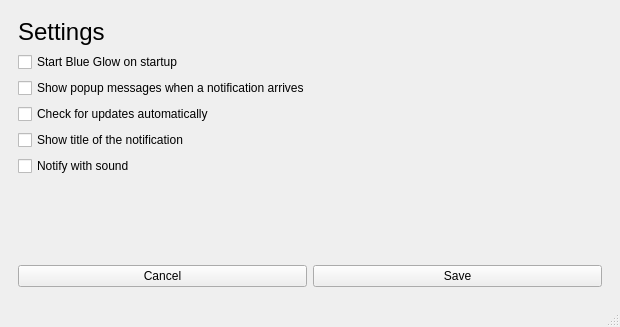
Before: the Qt Designer form mainwindow.ui in antony-jr/blue-glow, drawn with Qt 5.
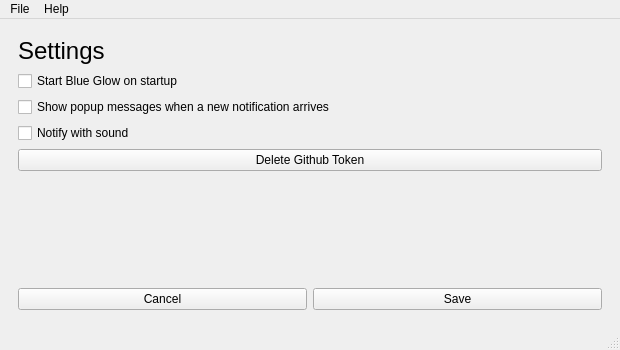
After: the same form once the commit is applied. The open tabs and pages were chosen to show the change. Icons and pictures are not drawn.

Diff of the .ui file:
```diff
--- a/mainwindow.ui
+++ b/mainwindow.ui
@@ -7,19 +7,19 @@
     <x>0</x>
     <y>0</y>
     <width>620</width>
-    <height>327</height>
+    <height>350</height>
    </rect>
   </property>
   <property name="minimumSize">
    <size>
     <width>620</width>
-    <height>325</height>
+    <height>350</height>
    </size>
   </property>
   <property name="maximumSize">
    <size>
     <width>620</width>
-    <height>327</height>
+    <height>357</height>
    </size>
   </property>
   <property name="windowTitle">
@@ -81,40 +81,20 @@
        <layout class="QGridLayout" name="gridLayout_4">
         <item row="0" column="0">
          <layout class="QGridLayout" name="SettingsGridLayout">
-          <item row="6" column="0" colspan="2">
-           <spacer name="verticalSpacer">
-            <property name="orientation">
-             <enum>Qt::Vertical</enum>
+          <item row="6" column="1">
+           <widget class="QPushButton" name="okBtn">
+            <property name="text">
+             <string>Save</string>
             </property>
-            <property name="sizeHint" stdset="0">
-             <size>
-              <width>20</width>
-              <height>40</height>
-             </size>
-            </property>
-           </spacer>
+           </widget>
           </item>
-          <item row="7" column="0">
+          <item row="6" column="0">
            <widget class="QPushButton" name="cancelBtn">
             <property name="text">
              <string>Cancel</string>
             </property>
            </widget>
           </item>
-          <item row="4" column="0" colspan="2">
-           <widget class="QCheckBox" name="showTitleOfNotification">
-            <property name="text">
-             <string>Show title of the notification</string>
-            </property>
-           </widget>
-          </item>
-          <item row="3" column="0" colspan="2">
-           <widget class="QCheckBox" name="checkUpdatesAuto">
-            <property name="text">
-             <string>Check for updates automatically</string>
-            </property>
-           </widget>
-          </item>
           <item row="1" column="0" colspan="2">
            <widget class="QCheckBox" name="startOnStartup">
             <property name="text">
@@ -122,10 +102,17 @@
             </property>
            </widget>
           </item>
-          <item row="7" column="1">
-           <widget class="QPushButton" name="okBtn">
+          <item row="2" column="0" colspan="2">
+           <widget class="QCheckBox" name="showPopupMsg">
             <property name="text">
-             <string>Save</string>
+             <string>Show popup messages when a new notification arrives</string>
+            </property>
+           </widget>
+          </item>
+          <item row="3" column="0" colspan="2">
+           <widget class="QCheckBox" name="notifyWithSound">
+            <property name="text">
+             <string>Notify with sound</string>
             </property>
            </widget>
           </item>
@@ -143,17 +130,23 @@
             </property>
            </widget>
           </item>
-          <item row="2" column="0" colspan="2">
-           <widget class="QCheckBox" name="showPopupMsg">
-            <property name="text">
-             <string>Show popup messages when a notification arrives</string>
-            </property>
-           </widget>
-          </item>
           <item row="5" column="0" colspan="2">
-           <widget class="QCheckBox" name="notifyWithSound">
+           <spacer name="verticalSpacer">
+            <property name="orientation">
+             <enum>Qt::Vertical</enum>
+            </property>
+            <property name="sizeHint" stdset="0">
+             <size>
+              <width>20</width>
+              <height>40</height>
+             </size>
+            </property>
+           </spacer>
+          </item>
+          <item row="4" column="0" colspan="2">
+           <widget class="QPushButton" name="delGithubTokenBtn">
             <property name="text">
-             <string>Notify with sound</string>
+             <string>Delete Github Token</string>
             </property>
            </widget>
           </item>
@@ -166,6 +159,46 @@
    </layout>
   </widget>
   <widget class="QStatusBar" name="statusbar"/>
+  <widget class="QMenuBar" name="menuBar">
+   <property name="geometry">
+    <rect>
+     <x>0</x>
+     <y>0</y>
+     <width>620</width>
+     <height>30</height>
+    </rect>
+   </property>
+   <widget class="QMenu" name="menuFile">
+    <property name="title">
+     <string>File</string>
+    </property>
+    <addaction name="actionQuit"/>
+   </widget>
+   <widget class="QMenu" name="menuHelp">
+    <property name="title">
+     <string>Help</string>
+    </property>
+    <addaction name="actionAbout_Qt"/>
+    <addaction name="actionAbout"/>
+   </widget>
+   <addaction name="menuFile"/>
+   <addaction name="menuHelp"/>
+  </widget>
+  <action name="actionQuit">
+   <property name="text">
+    <string>Quit</string>
+   </property>
+  </action>
+  <action name="actionAbout_Qt">
+   <property name="text">
+    <string>About Qt</string>
+   </property>
+  </action>
+  <action name="actionAbout">
+   <property name="text">
+    <string>About</string>
+   </property>
+  </action>
  </widget>
  <resources>
   <include location="resources/resources.qrc"/>
```
Left out of the diff: 22 changed lines with no effect on the pictures.
